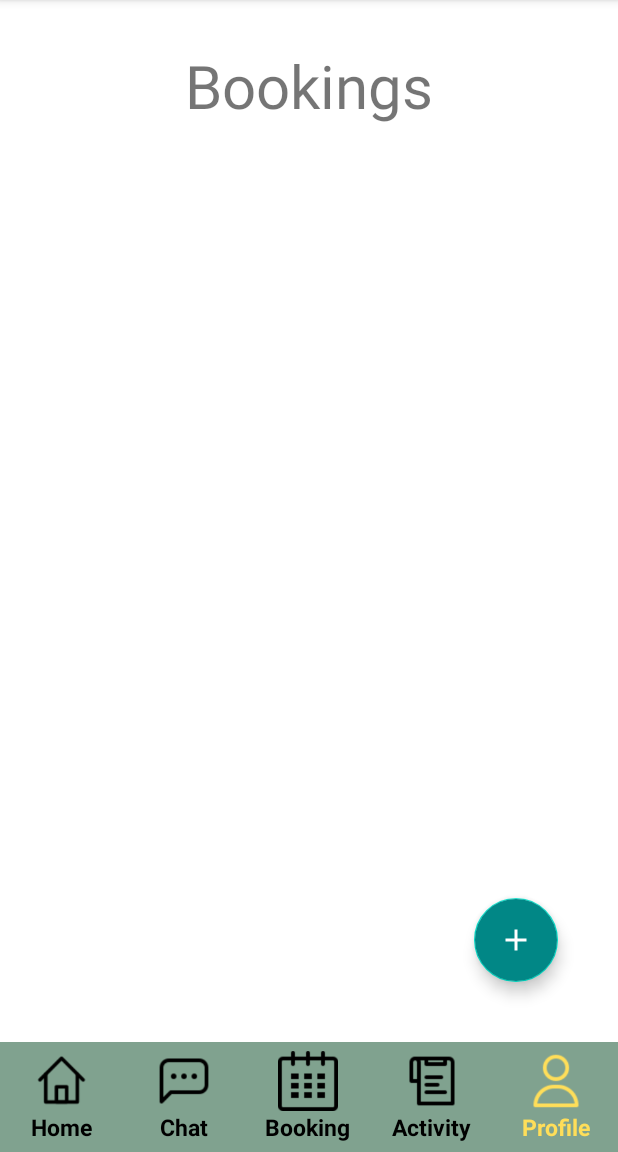
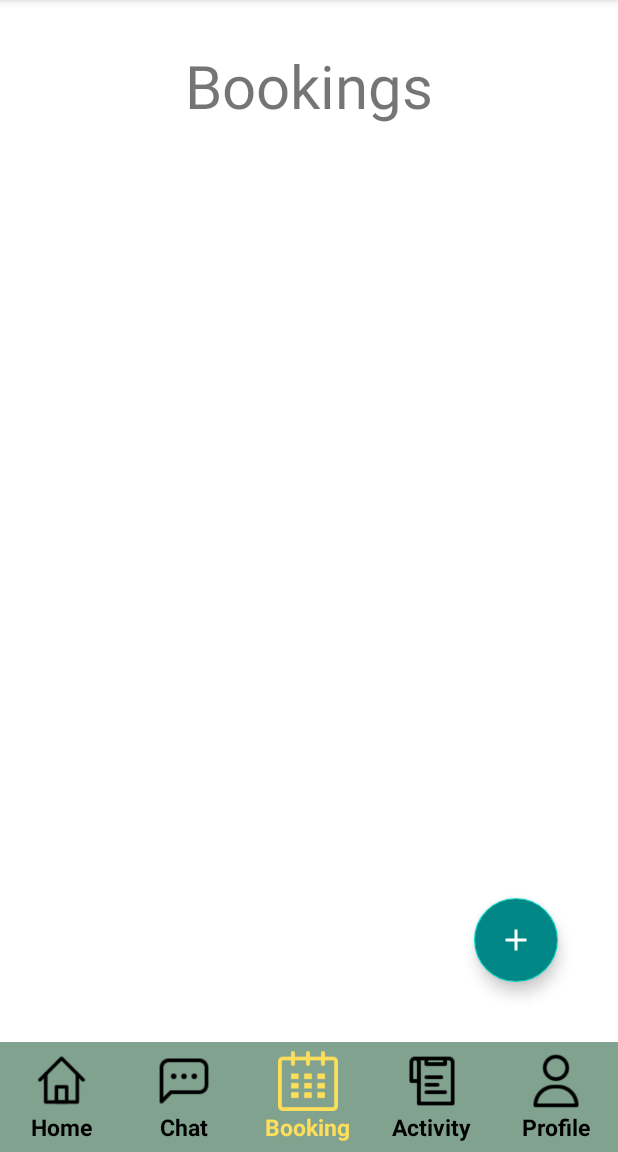
Before and after one commit to Kuasawan-Murbawan/therapia, an Android app: the Booking screen opened directly, with no data from a screen before it, on a phone screen of 412 x 824 dp, the part 84-1236 px from its top. Run offline under Robolectric (Android 15) with nearby library versions, the phone set to English and light mode, and no system bars; our stand-ins replace Firebase (no records; nobody signed in at launch, a user with empty details on screens opened directly).

Commit message:
store and retrieve data from firebase

```diff
--- a/app/src/main/AndroidManifest.xml
+++ b/app/src/main/AndroidManifest.xml
@@ -3,6 +3,7 @@
     xmlns:tools="http://schemas.android.com/tools">
 
     <uses-permission android:name="android.permission.READ_EXTERNAL_STORAGE" />
+
     <application
         android:allowBackup="true"
         android:dataExtractionRules="@xml/data_extraction_rules"
@@ -12,6 +13,9 @@
         android:supportsRtl="true"
         android:theme="@style/Theme.Therapia"
         tools:targetApi="31">
+        <activity
+            android:name=".DetailActivity"
+            android:exported="false" />
         <activity
             android:name=".UploadPosting"
             android:exported="false" />
--- a/app/src/main/java/com/husyairi/therapia/Booking.java
+++ b/app/src/main/java/com/husyairi/therapia/Booking.java
@@ -1,16 +1,33 @@
 package com.husyairi.therapia;
 
+import androidx.annotation.NonNull;
+import androidx.appcompat.app.AlertDialog;
 import androidx.appcompat.app.AppCompatActivity;
+import androidx.recyclerview.widget.GridLayoutManager;
+import androidx.recyclerview.widget.RecyclerView;
 
 import android.content.Intent;
 import android.os.Bundle;
 import android.view.View;
+import android.widget.GridLayout;
 import android.widget.ImageView;
 
 import com.google.android.material.floatingactionbutton.FloatingActionButton;
+import com.google.firebase.database.DataSnapshot;
+import com.google.firebase.database.DatabaseError;
+import com.google.firebase.database.DatabaseReference;
+import com.google.firebase.database.FirebaseDatabase;
+import com.google.firebase.database.ValueEventListener;
+
+import java.util.ArrayList;
+import java.util.List;
 
 public class Booking extends AppCompatActivity implements View.OnClickListener{
     private ImageView home_icon_navbar;
+    RecyclerView recyclerView;
+    List<DataClass> dataList = new ArrayList<>();
+    DatabaseReference databaseReference;
+    ValueEventListener eventListener;
 
     FloatingActionButton fab;
     @Override
@@ -22,6 +39,41 @@ public class Booking extends AppCompatActivity implements View.OnClickListener{
         home_icon_navbar.setOnClickListener(this);
 
         fab = findViewById(R.id.addpost);
+        recyclerView = findViewById(R.id.recyclerView);
+
+        GridLayoutManager gridLayoutManager = new GridLayoutManager(Booking.this, 1);
+        recyclerView.setLayoutManager(gridLayoutManager);
+
+        AlertDialog.Builder builder = new AlertDialog.Builder(Booking.this);
+        builder.setCancelable(false);
+        builder.setView(R.layout.progress_layout);
+        AlertDialog dialog = builder.create();
+        dialog.show();
+
+        MyAdapter adapter = new MyAdapter(Booking.this, dataList);
+        recyclerView.setAdapter(adapter);
+        databaseReference = FirebaseDatabase.getInstance().getReference("User 1"); // changeable
+        dialog.show();
+
+        eventListener = databaseReference.addValueEventListener(new ValueEventListener() {
+            @Override
+            public void onDataChange(@NonNull DataSnapshot snapshot) {
+                dataList.clear();
+                for(DataSnapshot itemSnapshot: snapshot.getChildren()){
+                    DataClass dataClass = itemSnapshot.getValue(DataClass.class);
+                    dataList.add(dataClass);
+                }
+                adapter.notifyDataSetChanged();
+                dialog.dismiss();
+            }
+
+            @Override
+            public void onCancelled(@NonNull DatabaseError error) {
+                dialog.dismiss();
+            }
+        });
+
+
         fab.setOnClickListener(new View.OnClickListener() {
             @Override
             public void onClick(View view) {
--- a/app/src/main/java/com/husyairi/therapia/DataClass.java
+++ b/app/src/main/java/com/husyairi/therapia/DataClass.java
@@ -33,4 +33,8 @@ public class DataClass {
     private String dataLocation;
     private String dataImage;
 
+    public DataClass(){
+
+    }
+
 }
--- /dev/null
+++ b/app/src/main/java/com/husyairi/therapia/MyAdapter.java
@@ -0,0 +1,84 @@
+package com.husyairi.therapia;
+
+import android.content.Context;
+import android.content.Intent;
+import android.view.LayoutInflater;
+import android.view.View;
+import android.view.ViewGroup;
+import android.widget.ImageView;
+import android.widget.TextView;
+
+import androidx.annotation.NonNull;
+import androidx.cardview.widget.CardView;
+import androidx.recyclerview.widget.RecyclerView;
+
+import com.bumptech.glide.Glide;
+
+import java.util.List;
+
+public class MyAdapter extends RecyclerView.Adapter<MyViewHolder> {
+
+    private Context context;
+    private List<DataClass> dataList;
+
+    public MyAdapter(Context context, List<DataClass> dataList) {
+        this.context = context;
+        this.dataList = dataList;
+    }
+
+    @NonNull
+    @Override
+    public MyViewHolder onCreateViewHolder(@NonNull ViewGroup parent, int viewType) {
+        View view = LayoutInflater.from(parent.getContext()).inflate(R.layout.recycler_item, parent, false);
+        return new MyViewHolder(view);
+    }
+
+    @Override
+    public void onBindViewHolder(@NonNull MyViewHolder holder, int position) {
+        Glide.with(context).load(dataList.get(position).getDataImage()).into(holder.recImage);
+        holder.recTreatment.setText(dataList.get(position).getDataTreatmentType());
+        holder.recDesc.setText(dataList.get(position).getDataDesc());
+        holder.recLocation.setText(dataList.get(position).getDataLocation());
+        // add Date & Time here
+
+        holder.recCard.setOnClickListener(new View.OnClickListener() {
+            @Override
+            public void onClick(View view) {
+                Intent intent = new Intent(context, DetailActivity.class);
+                intent.putExtra("Image", dataList.get(holder.getAdapterPosition()).getDataImage());
+                intent.putExtra("Description", dataList.get(holder.getAdapterPosition()).getDataDesc());
+                intent.putExtra("Treatment", dataList.get(holder.getAdapterPosition()).getDataTreatmentType());
+                // maybe need to put location here
+
+                context.startActivity(intent);
+            }
+        });
+    }
+
+    @Override
+    public int getItemCount() {
+        return dataList.size();
+    }
+}
+
+class MyViewHolder extends RecyclerView.ViewHolder{
+
+    ImageView recImage;
+    TextView recTreatment, recDesc,recLocation;
+    CardView recCard;
+
+    // initialize date & time
+
+
+    public MyViewHolder(@NonNull View itemView) {
+        super(itemView);
+
+        recImage = itemView.findViewById(R.id.recImage);
+        recCard = itemView.findViewById(R.id.recCard);
+        recDesc = itemView.findViewById(R.id.recDesc);
+        recTreatment = itemView.findViewById(R.id.recTreatment);
+        recLocation = itemView.findViewById(R.id.recLocation);
+        // add date & time
+
+    }
+}
--- /dev/null
+++ b/app/src/main/res/drawable/baseline_upload_24.xml
@@ -0,0 +1,5 @@
+<vector android:height="24dp" android:tint="#B1B0B0"
+    android:viewportHeight="24" android:viewportWidth="24"
+    android:width="24dp" xmlns:android="http://schemas.android.com/apk/res/android">
+    <path android:fillColor="@android:color/white" android:pathData="M5,20h14v-2H5V20zM5,10h4v6h6v-6h4l-7,-7L5,10z"/>
+</vector>
--- a/app/src/main/res/layout/activity_booking.xml
+++ b/app/src/main/res/layout/activity_booking.xml
@@ -7,12 +7,22 @@
     tools:context=".Booking">
 
     <TextView
+        android:id="@+id/booking_title"
         android:layout_width="wrap_content"
         android:layout_height="wrap_content"
         android:text="Bookings"
         android:layout_centerHorizontal="true"
         android:textSize="40dp"
         android:padding="30dp"
+        />
+
+    <androidx.recyclerview.widget.RecyclerView
+        android:layout_width="match_parent"
+        android:layout_height="match_parent"
+        android:id="@+id/recyclerView"
+        android:scrollbars="vertical"
+        android:layout_marginTop="20dp"
+        android:layout_below="@+id/booking_title"
         />
 
     <com.google.android.material.floatingactionbutton.FloatingActionButton
@@ -104,7 +114,7 @@
                 android:layout_height="40dp"
                 android:layout_centerHorizontal="true"
                 android:src="@drawable/booking_icon_navbar"
-                app:tint="@color/black"
+                app:tint="#FFDE59"
 
                 />
             <TextView
@@ -113,7 +123,7 @@
                 android:text="Booking"
                 android:layout_centerHorizontal="true"
                 android:layout_below="@+id/booking_icon_navbar"
-                android:textColor="@color/black"
+                android:textColor="#FFDE59"
                 android:textSize="15sp"
                 android:textStyle="bold"
 
@@ -159,7 +169,7 @@
                 android:layout_width="40dp"
                 android:layout_height="40dp"
                 android:src="@drawable/profile_icon_navbar"
-                app:tint="#FFDE59"
+                app:tint="@color/black"
                 android:layout_centerHorizontal="true"
                 />
             <TextView
@@ -168,7 +178,7 @@
                 android:text="Profile"
                 android:layout_centerHorizontal="true"
                 android:layout_below="@+id/profile_icon_navbar"
-                android:textColor="#FFDE59"
+                android:textColor="@color/black"
                 android:textSize="15sp"
                 android:textStyle="bold"
                 />
--- a/app/src/main/res/values-night/themes.xml
+++ b/app/src/main/res/values-night/themes.xml
@@ -1,16 +1,24 @@
+
+
 <resources xmlns:tools="http://schemas.android.com/tools">
     <!-- Base application theme. -->
     <style name="Theme.Therapia" parent="Theme.MaterialComponents.DayNight.DarkActionBar">
         <!-- Primary brand color. -->
-        <item name="colorPrimary">@color/purple_200</item>
+        <item name="colorPrimary">@color/purple_500</item>
         <item name="colorPrimaryVariant">@color/purple_700</item>
-        <item name="colorOnPrimary">@color/black</item>
+        <item name="colorOnPrimary">@color/white</item>
         <!-- Secondary brand color. -->
         <item name="colorSecondary">@color/teal_200</item>
-        <item name="colorSecondaryVariant">@color/teal_200</item>
+        <item name="colorSecondaryVariant">@color/teal_700</item>
         <item name="colorOnSecondary">@color/black</item>
         <!-- Status bar color. -->
         <item name="android:statusBarColor">?attr/colorPrimaryVariant</item>
         <!-- Customize your theme here. -->
     </style>
+
+    <style name="roundedImageViewRounded">
+        <item name="cornerFamily">rounded</item>
+        <item name="cornerSize">50%</item>
+    </style>
+
 </resources>
--- a/app/src/main/res/values/colors.xml
+++ b/app/src/main/res/values/colors.xml
@@ -8,5 +8,7 @@
     <color name="black">#FF000000</color>
     <color name="white">#FFFFFFFF</color>
     <color name="lavender">#8692f7</color>
-
+    <color name="red">#c70000</color>
+    <color name="green">#00ff00</color>
+    <color name="TherapiaGreen">#80A28F</color>
 </resources>
```
Also changed, not shown: app/src/main/java/com/husyairi/therapia/DetailActivity.java (added, +33 -0 lines), app/src/main/res/drawable/green_border.xml (added, +12 -0 lines), app/src/main/res/layout/activity_detail.xml (added, +46 -0 lines), app/src/main/res/layout/activity_patient_homepage.xml (+4 -4 lines), app/src/main/res/layout/recycler_item.xml (added, +70 -0 lines).
